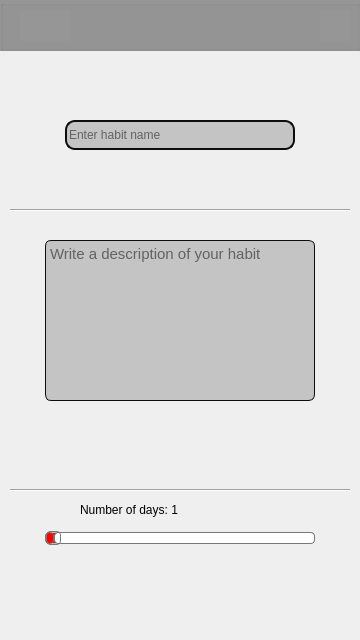
First picture: the form in createhabit.ui, repository oleksandrhf/GoHabit, before the edit.
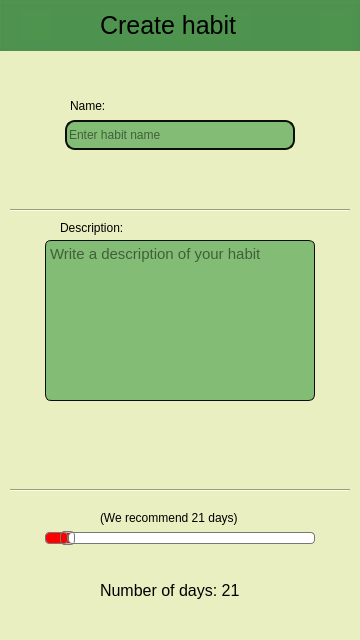
Second picture: the form after the edit. Icons and pictures are not drawn.

What changed in the file:
```diff
--- a/createhabit.ui
+++ b/createhabit.ui
@@ -14,7 +14,7 @@
    <string>Form</string>
   </property>
   <property name="styleSheet">
-   <string notr="true"/>
+   <string notr="true">background:#E9EFC0;</string>
   </property>
   <widget class="QLineEdit" name="lineEdit">
    <property name="geometry">
@@ -28,7 +28,7 @@
    <property name="styleSheet">
     <string notr="true">QLineEdit {
 border-radius: 10px;
-background-color: #c4c4c4 ;
+background-color: #83BD75 ;
 border:2px solid #0d0d0d;
 }
 
@@ -112,14 +112,17 @@
 }</string>
    </property>
    <property name="minimum">
-    <number>3</number>
+    <number>1</number>
    </property>
    <property name="maximum">
-    <number>72</number>
+    <number>365</number>
    </property>
    <property name="singleStep">
     <number>4</number>
    </property>
+   <property name="value">
+    <number>21</number>
+   </property>
    <property name="orientation">
     <enum>Qt::Horizontal</enum>
    </property>
@@ -127,14 +130,22 @@
   <widget class="QLabel" name="label_2">
    <property name="geometry">
     <rect>
-     <x>80</x>
-     <y>500</y>
-     <width>131</width>
-     <height>20</height>
+     <x>100</x>
+     <y>570</y>
+     <width>231</width>
+     <height>41</height>
     </rect>
    </property>
+   <property name="font">
+    <font>
+     <pointsize>12</pointsize>
+    </font>
+   </property>
+   <property name="styleSheet">
+    <string notr="true">color: #000000;</string>
+   </property>
    <property name="text">
-    <string notr="true">Number of days: 1</string>
+    <string notr="true">Number of days: 21</string>
    </property>
   </widget>
   <widget class="QTextEdit" name="textEdit">
@@ -154,7 +165,7 @@
    <property name="styleSheet">
     <string notr="true">QTextEdit {
 border-radius: 6px;
-background-color: #c4c4c4 ;
+background-color: #83BD75 ;
 border:0.5px solid #0d0d0d;
 }</string>
    </property>
@@ -185,10 +196,7 @@
 left: 0px;
 top: 0px;
 
-background: #969696;
-
-
-
+background: #4E944F;
 </string>
    </property>
    <property name="title">
@@ -197,10 +205,10 @@
    <widget class="QPushButton" name="pushButton">
     <property name="geometry">
      <rect>
-      <x>290</x>
-      <y>0</y>
-      <width>71</width>
-      <height>51</height>
+      <x>310</x>
+      <y>10</y>
+      <width>41</width>
+      <height>41</height>
      </rect>
     </property>
     <property name="styleSheet">
@@ -220,7 +228,7 @@
       <x>320</x>
       <y>10</y>
       <width>31</width>
-      <height>31</height>
+      <height>41</height>
      </rect>
     </property>
     <property name="text">
@@ -229,21 +237,8 @@
     <property name="pixmap">
      <pixmap resource="recources.qrc">:/img/pick/Save.png</pixmap>
     </property>
-   </widget>
-   <widget class="QLabel" name="label_5">
-    <property name="geometry">
-     <rect>
-      <x>20</x>
-      <y>10</y>
-      <width>51</width>
-      <height>31</height>
-     </rect>
-    </property>
-    <property name="text">
-     <string/>
-    </property>
-    <property name="pixmap">
-     <pixmap resource="recources.qrc">:/img/pick/Back.png</pixmap>
+    <property name="scaledContents">
+     <bool>true</bool>
     </property>
    </widget>
    <widget class="QPushButton" name="pushButton_2">
@@ -266,7 +261,55 @@
      <string/>
     </property>
    </widget>
-   <zorder>label_5</zorder>
+   <widget class="QLabel" name="label_21">
+    <property name="geometry">
+     <rect>
+      <x>20</x>
+      <y>10</y>
+      <width>31</width>
+      <height>31</height>
+     </rect>
+    </property>
+    <property name="text">
+     <string/>
+    </property>
+    <property name="pixmap">
+     <pixmap resource="resources.qrc">:/img/pick/pick/Back.png</pixmap>
+    </property>
+    <property name="scaledContents">
+     <bool>true</bool>
+    </property>
+   </widget>
+   <widget class="QLabel" name="label_5">
+    <property name="geometry">
+     <rect>
+      <x>100</x>
+      <y>10</y>
+      <width>151</width>
+      <height>31</height>
+     </rect>
+    </property>
+    <property name="styleSheet">
+     <string notr="true">position: absolute;
+width: 115px;
+height: 37px;
+left: 126px;
+top: 5px;
+
+font-family: 'Inter';
+font-style: normal;
+font-weight: 400;
+font-size: 25px;
+line-height: 30px;
+
+color: #000000;
+background: #4E944F;</string>
+    </property>
+    <property name="text">
+     <string>Create habit</string>
+    </property>
+   </widget>
+   <zorder>label_21</zorder>
    <zorder>label_4</zorder>
    <zorder>pushButton</zorder>
    <zorder>pushButton_2</zorder>
@@ -303,6 +346,54 @@
     <enum>Qt::Horizontal</enum>
    </property>
   </widget>
+  <widget class="QLabel" name="label">
+   <property name="geometry">
+    <rect>
+     <x>70</x>
+     <y>100</y>
+     <width>37</width>
+     <height>12</height>
+    </rect>
+   </property>
+   <property name="styleSheet">
+    <string notr="true">color: #000000;</string>
+   </property>
+   <property name="text">
+    <string>Name:</string>
+   </property>
+  </widget>
+  <widget class="QLabel" name="label_3">
+   <property name="geometry">
+    <rect>
+     <x>60</x>
+     <y>220</y>
+     <width>81</width>
+     <height>16</height>
+    </rect>
+   </property>
+   <property name="styleSheet">
+    <string notr="true">color: #000000;</string>
+   </property>
+   <property name="text">
+    <string>Description:</string>
+   </property>
+  </widget>
+  <widget class="QLabel" name="label_6">
+   <property name="geometry">
+    <rect>
+     <x>100</x>
+     <y>510</y>
+     <width>211</width>
+     <height>16</height>
+    </rect>
+   </property>
+   <property name="toolTip">
+    <string>12354</string>
+   </property>
+   <property name="text">
+    <string>(We recommend 21 days)</string>
+   </property>
+  </widget>
  </widget>
  <tabstops>
   <tabstop>horizontalSlider</tabstop>
```
Left out of the diff: 6 changed lines with no effect on the pictures.
